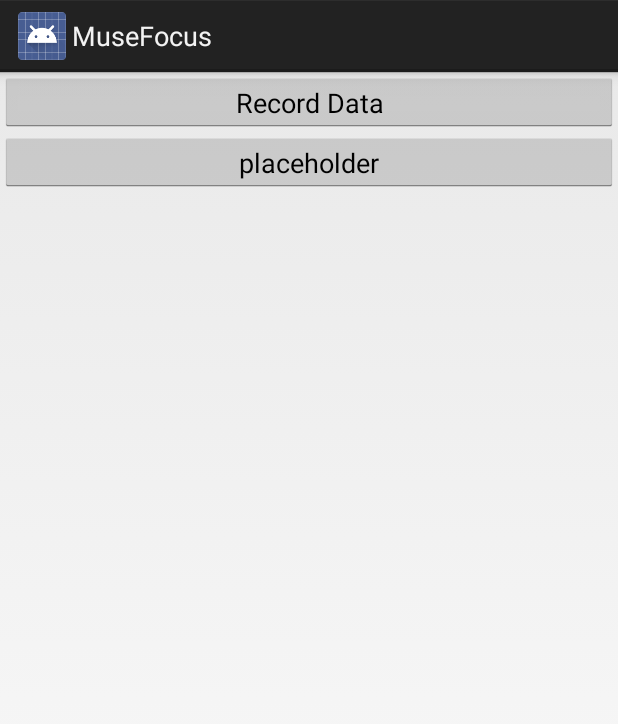
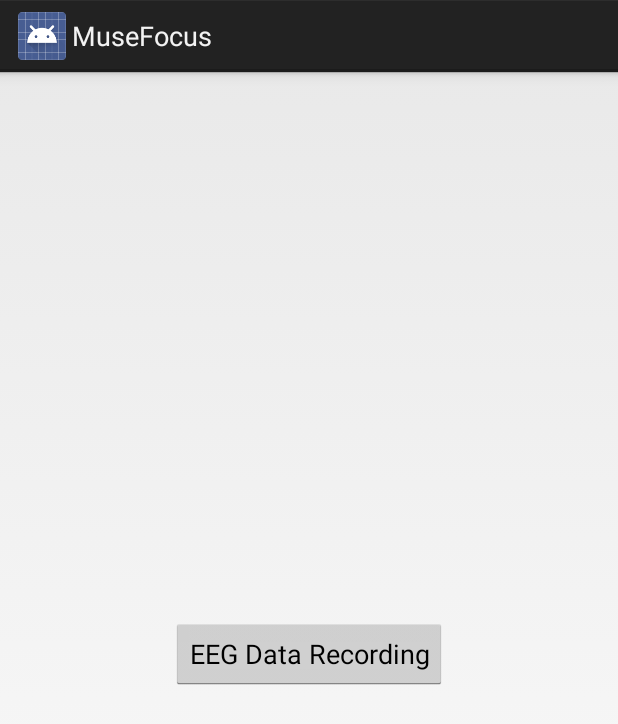
Before and after one commit to zhijiee/FocusDataCollection, an Android app: the screen it shows after launch (MainActivity), on a phone screen of 412 x 824 dp. Shown: the top 724 px of the screen. Run offline under Robolectric (Android 15) with nearby library versions, the phone set to English and light mode, and no system bars.

Commit message:
Updated Request Permission Change Main UI Layout Added Arithmetic Task layout

```diff
--- a/app/build.gradle
+++ b/app/build.gradle
@@ -2,7 +2,7 @@ apply plugin: 'com.android.application'
 
 android {
     compileSdkVersion 26
-    buildToolsVersion "25.0.3"
+    buildToolsVersion '26.0.2'
 
     defaultConfig {
         applicationId "com.zhijie.musefocus"
@@ -23,7 +23,8 @@ android {
 }
 
 dependencies {
-    compile 'com.android.support:support-v4:25.3.1'
+//    compile 'com.android.support:support-v4:25.3.1'
+    compile 'com.android.support:support-v4:26.0.0'
     compile files('libs/libmuse_android.jar')
     compile 'com.android.support.constraint:constraint-layout:1.0.2'
     compile 'com.google.code.gson:gson:2.6.2'
--- a/app/src/main/AndroidManifest.xml
+++ b/app/src/main/AndroidManifest.xml
@@ -14,6 +14,7 @@
     <uses-permission android:name="android.permission.WRITE_EXTERNAL_STORAGE" />
     <uses-permission android:name="android.permission.READ_PHONE_STATE" />
     <uses-permission android:name="android.permission.READ_EXTERNAL_STORAGE" />
+    <uses-permission android:name="android.permission.WAKE_LOCK" />
 
     <application
         android:allowBackup="true"
--- a/app/src/main/java/com/zhijie/focus/Activity_Record_Data.java
+++ b/app/src/main/java/com/zhijie/focus/Activity_Record_Data.java
@@ -162,6 +162,8 @@ public class Activity_Record_Data extends Activity {
         public void run() {
             // todo: Create the sequence of events for the users to perform to record the data
             instr_textview.setText("Instructions to tell users what to do! TODO");
+
+
         }
     };
 
@@ -316,6 +318,10 @@ public class Activity_Record_Data extends Activity {
             start_record_btn.setEnabled(false);
             start_record_btn.setText(R.string.start_rec);
 
+            Intent i = new Intent(this, Activity_Connect_Muse.class);
+            startActivityForResult(i, R.integer.SELECT_MUSE_REQUEST);
+
+
         } else if (current == ConnectionState.CONNECTED) {
             start_record_btn.setEnabled(true);
         }
--- a/app/src/main/res/layout/activity_main.xml
+++ b/app/src/main/res/layout/activity_main.xml
@@ -1,21 +1,18 @@
-<LinearLayout xmlns:android="http://schemas.android.com/apk/res/android"
+<android.support.constraint.ConstraintLayout xmlns:android="http://schemas.android.com/apk/res/android"
+    xmlns:app="http://schemas.android.com/apk/res-auto"
+    android:id="@+id/linearLayout3"
     android:layout_width="match_parent"
     android:layout_height="match_parent"
     android:orientation="vertical">
 
     <Button
         android:id="@+id/refresh"
-        android:layout_width="match_parent"
-        android:layout_height="40dp"
-        android:layout_gravity="center_vertical"
-        android:text="@string/record_data" />
+        android:layout_width="wrap_content"
+        android:layout_height="wrap_content"
+        android:text="@string/record_data"
+        app:layout_constraintBottom_toBottomOf="parent"
+        app:layout_constraintEnd_toEndOf="parent"
+        app:layout_constraintStart_toStartOf="parent"
+        app:layout_constraintTop_toTopOf="parent" />
 
-    <Button
-        android:id="@+id/placeholder"
-        android:layout_width="match_parent"
-        android:layout_height="40dp"
-        android:layout_gravity="center_vertical"
-        android:text="placeholder" />
-
-
-</LinearLayout>
+</android.support.constraint.ConstraintLayout>
--- a/app/src/main/res/layout/record_data.xml
+++ b/app/src/main/res/layout/record_data.xml
@@ -95,6 +95,7 @@
         android:layout_centerInParent="true"
         android:layout_centerVertical="true"
         android:textSize="25dp"
+        android:padding="25dp"
         android:text="Instruction" />
 
 
--- a/app/src/main/res/values/strings.xml
+++ b/app/src/main/res/values/strings.xml
@@ -25,8 +25,10 @@
 
     <string name="museconnection_title">Choose your Muse Device to use!</string>
 
-    <string name="record_data"> Record Data </string>
+    <string name="record_data"> EEG Data Recording  </string>
 
     <string name="start_rec"> Start Recording </string>
     <string name="stop_rec"> Stop Recording </string>
+
+    <string name="p1_instr_1"> Please </string>
 </resources>
--- a/build.gradle
+++ b/build.gradle
@@ -2,6 +2,7 @@
 buildscript {
     repositories {
         jcenter()
+        google()
     }
     dependencies {
         classpath 'com.android.tools.build:gradle:3.0.1'
@@ -11,5 +12,6 @@ buildscript {
 allprojects {
     repositories {
         jcenter()
+        google()
     }
 }
```
Also changed, not shown: app/src/main/java/com/zhijie/focus/Activity_Connect_Muse.java (+7 -6 lines), app/src/main/res/layout/arithmetic_task.xml (added, +161 -0 lines), 2 other files.
